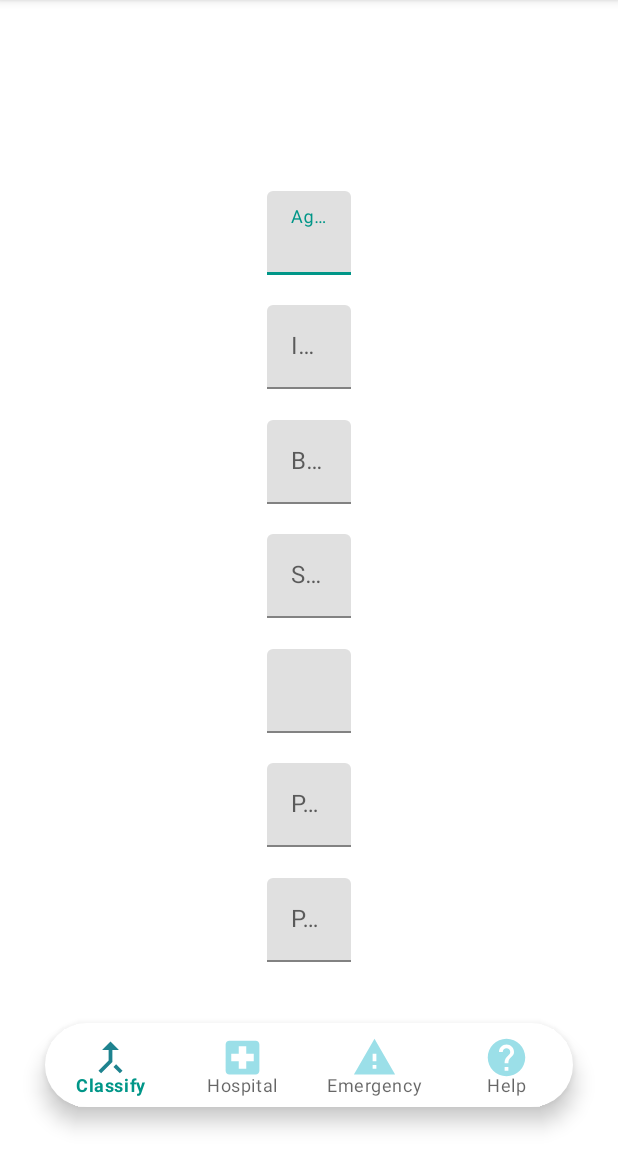
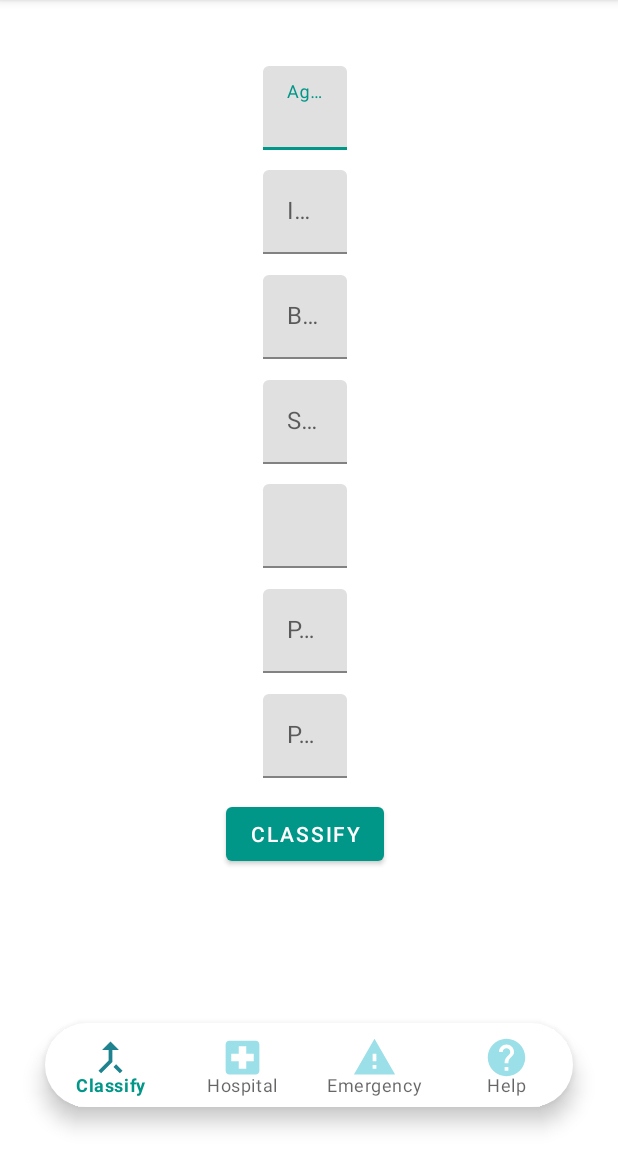
Before and after one commit to JP-Mbaka/Darb, an Android app: the Classify screen opened directly, with no data from a screen before it, on a phone screen of 412 x 824 dp, the part 84-1236 px from its top. Run offline under Robolectric (Android 15) with nearby library versions, the phone set to English and light mode, and no system bars.

Commit message:
Setting up new form layout tp classify diabetes type 1. setup form and ensure it is saving and outputting via a modal 2. Integrate tensorflowlite, and run model 3. integrate database to save work

```diff
--- a/app/src/main/res/layout/activity_classify.xml
+++ b/app/src/main/res/layout/activity_classify.xml
@@ -7,16 +7,18 @@
     tools:context=".Classify">
 
     <androidx.constraintlayout.widget.ConstraintLayout
-        android:layout_width="match_parent"
-        android:layout_height="0dp"
+        android:layout_width="419dp"
+        android:layout_height="624dp"
         android:padding="30dp"
         app:flow_verticalBias="0.2"
         app:layout_constraintBottom_toBottomOf="parent"
         app:layout_constraintEnd_toEndOf="parent"
         app:layout_constraintHeight_default="percent"
         app:layout_constraintHeight_percent=".80"
+        app:layout_constraintHorizontal_bias="1.0"
         app:layout_constraintStart_toStartOf="parent"
-        app:layout_constraintTop_toTopOf="parent">
+        app:layout_constraintTop_toTopOf="parent"
+        app:layout_constraintVertical_bias="0.0">
 
         <com.google.android.material.textfield.TextInputLayout
             android:id="@+id/age"
@@ -134,7 +136,7 @@
             android:hint="Pregnancy"
             android:inputType="numberDecimal"
             android:text="Preg"
-            app:layout_constraintBottom_toBottomOf="parent"
+            app:layout_constraintBottom_toTopOf="@id/classify"
             app:layout_constraintEnd_toEndOf="parent"
             app:layout_constraintStart_toStartOf="parent"
             app:layout_constraintTop_toBottomOf="@id/pedi">
@@ -144,8 +146,18 @@
                 android:layout_height="wrap_content" />
         </com.google.android.material.textfield.TextInputLayout>
 
+        <Button
+            android:id="@+id/classify"
+            android:layout_width="wrap_content"
+            android:layout_height="wrap_content"
+            android:text="Classify"
+            app:layout_constraintStart_toStartOf="parent"
+            app:layout_constraintEnd_toEndOf="parent"
+            app:layout_constraintTop_toBottomOf="@id/preg"
+            app:layout_constraintBottom_toBottomOf="parent"
+            />
+    </androidx.constraintlayout.widget.ConstraintLayout>
 
-    </androidx.constraintlayout.widget.ConstraintLayout>
     <com.google.android.material.bottomnavigation.BottomNavigationView
         android:id="@+id/btm_Nav"
         android:layout_width="match_parent"
```
